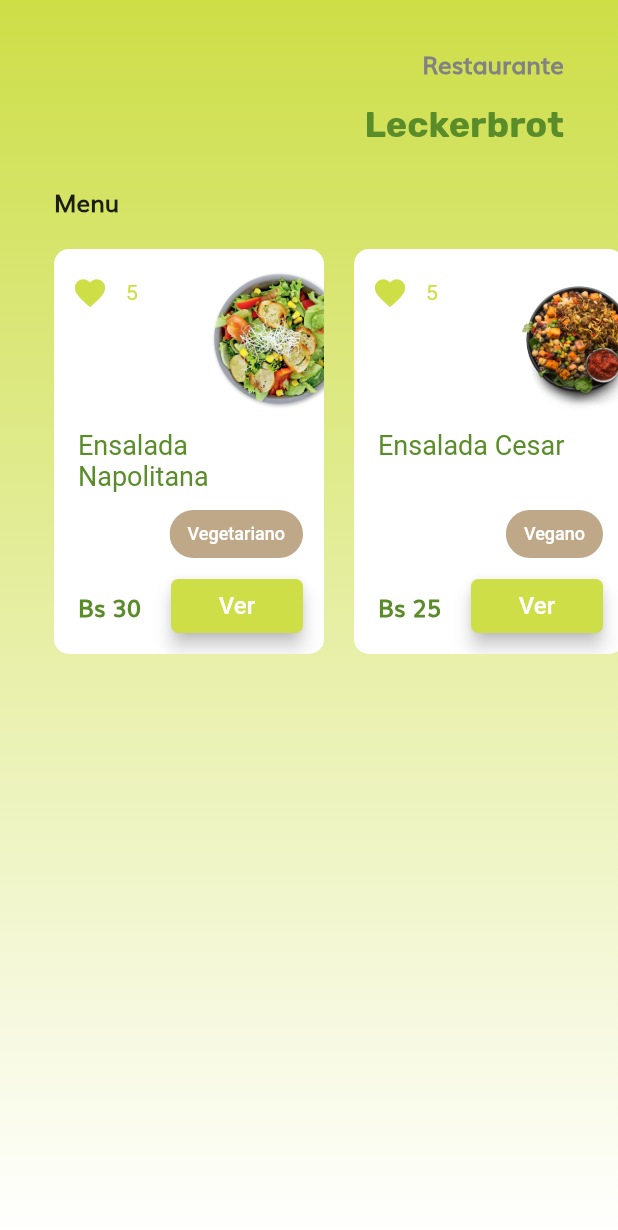
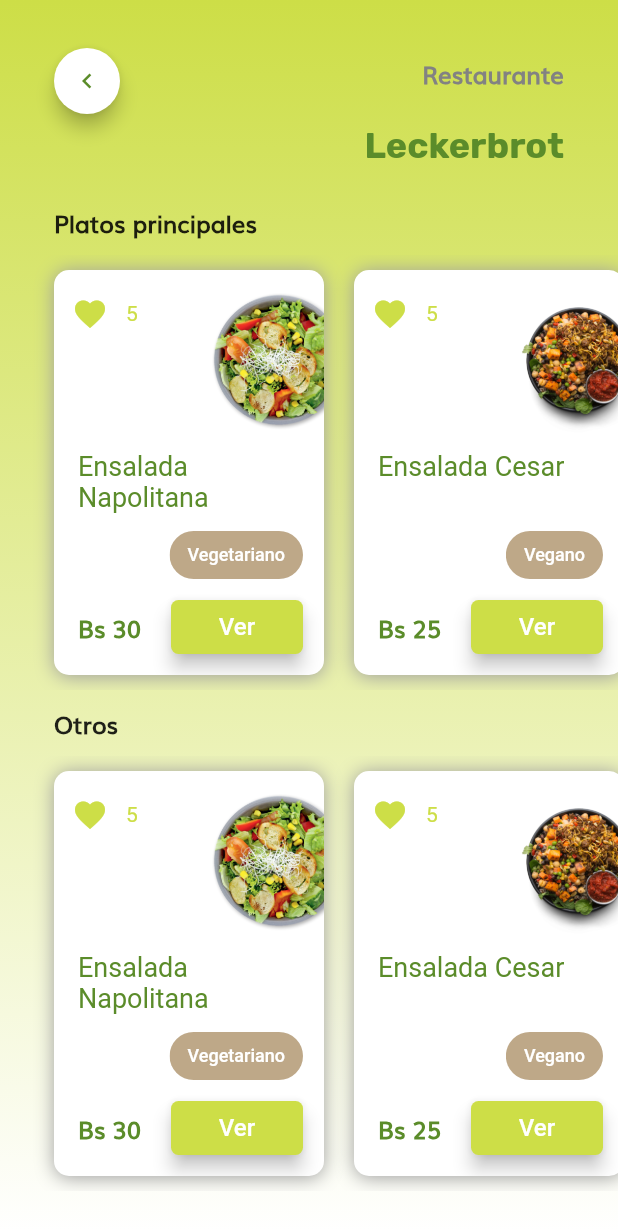
Before and after one commit to Ernech/Spoonacular, a Flutter app: the RestauranteMenuPage screen opened directly, on a phone screen of 412 x 824 dp. Shown: the top 1230 px of the screen. Run offline on Flutter 3.47's test engine with Material 2 defaults, Android fonts, the light colour scheme and no system bars; project files that could hold a hidden picture were left out.

Commit message:
2nd page done

```diff
--- a/lib/src/pages/restaurante_menu.dart
+++ b/lib/src/pages/restaurante_menu.dart
@@ -1,9 +1,11 @@
 import 'package:flutter/material.dart';
 import 'package:spoonacular/src/widgets/banner_menu.dart';
+import 'package:spoonacular/src/widgets/button_atras.dart';
 import 'package:spoonacular/src/widgets/titulo_card.dart';
 import 'package:spoonacular/src/widgets/titulo_primario.dart';
 import 'package:spoonacular/src/widgets/titulo_secundario.dart';
 import 'package:spoonacular/constants.dart';
+
 class RestauranteMenuPage extends StatelessWidget {
   //const RestauranteMenuPage({Key key}) : super(key: key);
 
@@ -12,9 +14,7 @@ class RestauranteMenuPage extends StatelessWidget {
     var screenHeight = MediaQuery.of(context).size.height;
     var screenWidth = MediaQuery.of(context).size.width;
     return Scaffold(
-      body: Column(
-        children: [
-          Container(
+      body: Container(
         height: screenHeight,
         width: screenWidth,
         decoration: BoxDecoration(
@@ -23,19 +23,33 @@ class RestauranteMenuPage extends StatelessWidget {
           end: Alignment.bottomCenter,
           colors: [Color(0xFFCDDE47), Colors.white],
         )),
+        child: SingleChildScrollView(
           child: Column(
             children: [
-                SizedBox(height: 30,),
+              SizedBox(
+                height: 30,
+              ),
+              Row(
+                mainAxisAlignment: MainAxisAlignment.spaceBetween,
+                children: [
+                  ButtonAtras(),
                   TituloSecundario("Restaurante"),
-                SizedBox(height: 5,),
+                ],
+              ),
+              SizedBox(
+                height: 5,
+              ),
               TituloPrimario("Leckerbrot"),
-                SizedBox(height: 5,),
-                TituloCard("Menu"),
+              SizedBox(
+                height: 5,
+              ),
+              TituloCard("Platos principales"),
+              BannerMenu(),
+              TituloCard("Otros"),
               BannerMenu(),
             ],
           ),
         ),
-        ],
       ),
     );
   }
--- a/lib/src/widgets/banner_menu.dart
+++ b/lib/src/widgets/banner_menu.dart
@@ -38,25 +38,24 @@ class BannerMenu extends StatelessWidget {
     List<Widget> banners = new List<Widget>();
     for (int i = 0; i < bannerImagesMenu.length; i++) {
       var bannerView = Container(
-        margin: EdgeInsets.only(right: 20),
-        height: 280,
+        margin: EdgeInsets.only(right: 20,top: 10,bottom: 10),
+        height: 270,
         width: 180,
+        decoration: BoxDecoration(
+          borderRadius: BorderRadius.circular(10),
+          color: primaryWhite,
+          boxShadow: [
+            BoxShadow(
+              color: Colors.grey,
+              offset: Offset(0.0, 1.0), //(x,y)
+              blurRadius: 10.0,
+            ),
+          ],
+        ),
         child: Stack(
           children: [
             Positioned(
-              right: 0,
-              bottom: 0,
-              child: Container(
-                height: 270,
-                width: 180,
-                decoration: BoxDecoration(
-                  borderRadius: BorderRadius.circular(10),
-                  color: primaryWhite,
-                ),
-              ),
-            ),
-            Positioned(
-              top: 20,
+              top: 10,
               right: -20,
               child: Container(
                 height: 100,
@@ -71,7 +70,7 @@ class BannerMenu extends StatelessWidget {
               ),
             ),
             Positioned(
-              top: 15,
+              top: 5,
               left: 0,
               child: Row(
                 children: [
@@ -90,7 +89,7 @@ class BannerMenu extends StatelessWidget {
               ),
             ),
             Positioned(
-              top: 130,
+              top: 120,
               left: 16,
               width: 150,
               child: Column(
--- /dev/null
+++ b/lib/src/widgets/button_atras.dart
@@ -0,0 +1,25 @@
+import 'package:flutter/material.dart';
+
+import '../../constants.dart';
+class ButtonAtras extends StatelessWidget {
+  @override
+  Widget build(BuildContext context) {
+    return Padding(
+        padding: const EdgeInsets.only(left: 14),
+        child: RawMaterialButton(
+          onPressed: () {
+            Navigator.of(context).pop();
+          },
+          elevation: 5.0,
+          fillColor: Colors.white,
+          child: Icon(
+            Icons.chevron_left,
+            size: 20.0,
+            color: primaryGreen,
+          ),
+          padding: EdgeInsets.all(12.0),
+          shape: CircleBorder(),
+        )
+    );
+  }
+}
```
Lines whose indentation alone changed are shown as unchanged.
